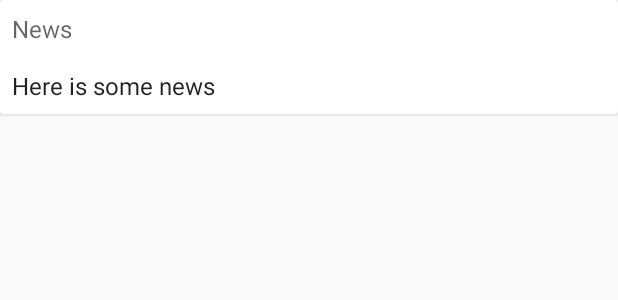
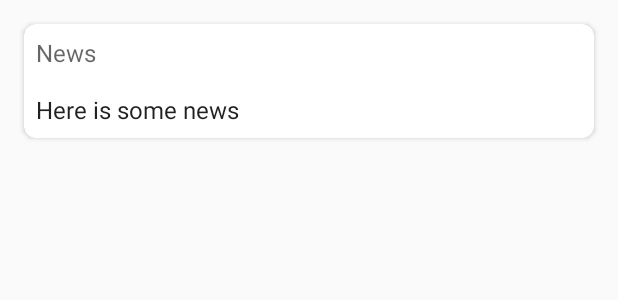
Before and after one commit to nayanApt/MaterialMe, an Android app: the layout list_item.xml on its own in the app's theme, with its tools: preview values and no code run, on a phone screen of 412 x 824 dp. Shown: the top 300 px of the screen. Run offline under Robolectric (Android 15) with nearby library versions, the phone set to English and light mode, and no system bars.

Commit message:
Added margin in the card view, corner radius of 8dp also added

```diff
--- a/app/src/main/res/layout/list_item.xml
+++ b/app/src/main/res/layout/list_item.xml
@@ -1,6 +1,9 @@
 <android.support.v7.widget.CardView xmlns:android="http://schemas.android.com/apk/res/android"
     android:layout_width="match_parent"
-    android:layout_height="wrap_content">
+    android:layout_height="wrap_content"
+    xmlns:app="http://schemas.android.com/apk/res-auto"
+    android:layout_margin="16dp"
+    app:cardCornerRadius="8dp">
 
     <RelativeLayout
         android:layout_width="match_parent"
```
